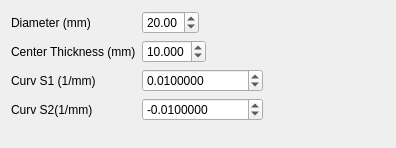
Qt form freecad/pyoptools/GUI/SphericalLens.ui (cihologramas/freecad-pyoptools) before a commit.
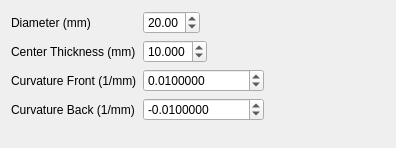
The same form after that commit.

Patch:
```diff
--- a/freecad/pyoptools/GUI/SphericalLens.ui
+++ b/freecad/pyoptools/GUI/SphericalLens.ui
@@ -56,7 +56,7 @@
      <item row="2" column="0">
       <widget class="QLabel" name="label_3">
        <property name="text">
-        <string>Curv S1 (1/mm)</string>
+        <string>Curvature Front (1/mm)</string>
        </property>
       </widget>
      </item>
@@ -79,7 +79,7 @@
      <item row="3" column="0">
       <widget class="QLabel" name="label_4">
        <property name="text">
-        <string>Curv S2(1/mm)</string>
+        <string>Curvature Back (1/mm)</string>
        </property>
       </widget>
      </item>
```
Left out of the diff: 8 changed lines with no effect on the pictures.
